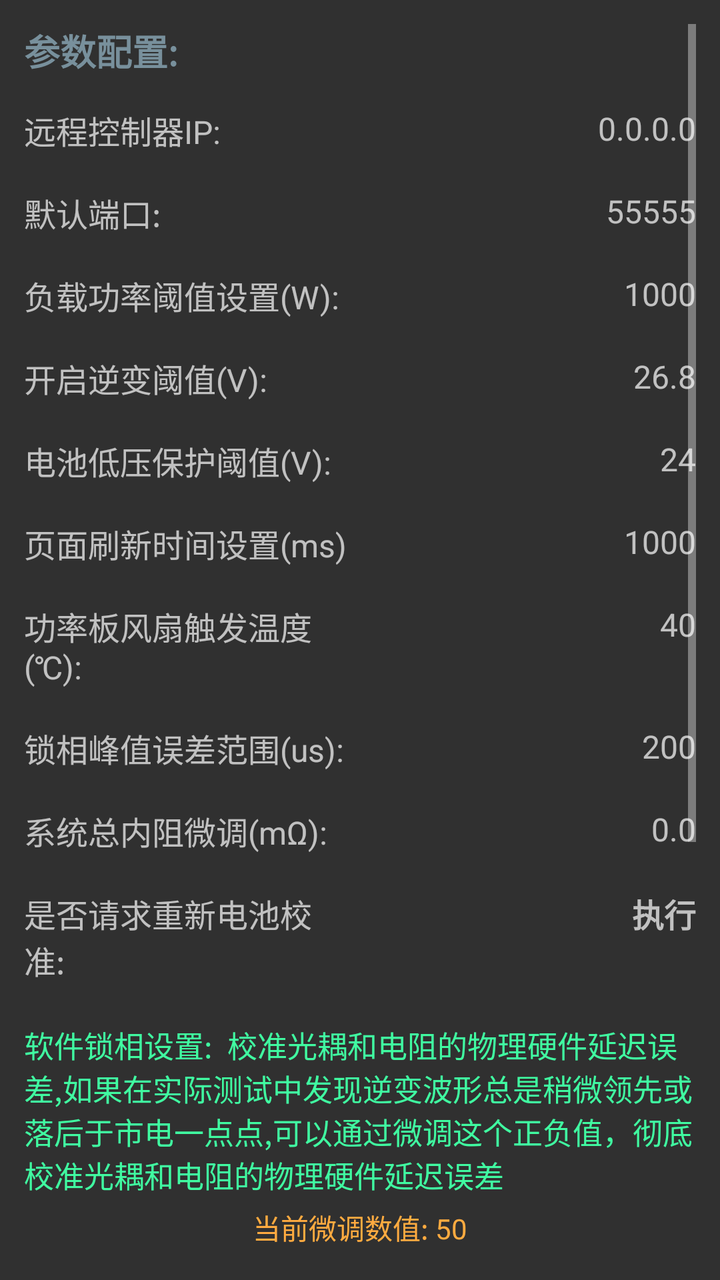
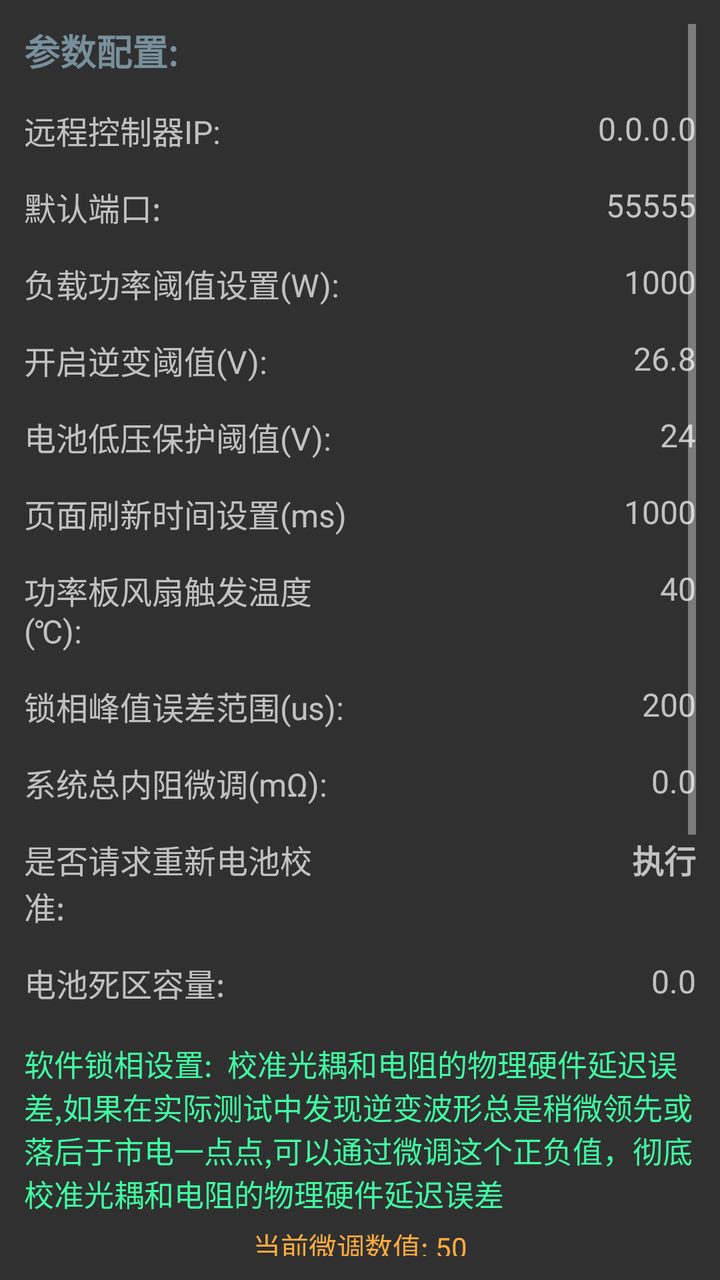

The first picture is an Android layout as it rendered before a commit; the second is the same layout after the commit. The layout source and the unified diff follow.
<!-- AndroidManifest.xml: application theme Theme.AppCompat.NoActionBar -->
<!-- res/layout/other_activity.xml -->
<?xml version="1.0" encoding="utf-8"?>
<ScrollView xmlns:android="http://schemas.android.com/apk/res/android"
    xmlns:app="http://schemas.android.com/apk/res-auto"
    xmlns:tools="http://schemas.android.com/tools"
    android:layout_width="match_parent"
    android:layout_height="match_parent"
    android:padding="12dp">

    <androidx.constraintlayout.widget.ConstraintLayout
        android:layout_width="match_parent"
        android:layout_height="wrap_content">

        
        <TextView
            android:id="@+id/textView25"
            android:layout_width="0dp"
            android:layout_height="wrap_content"
            android:text="参数配置:"
            android:textSize="18sp"
            android:textStyle="bold"
            android:textColor="#78909C"
            app:layout_constraintTop_toTopOf="parent"
            app:layout_constraintStart_toStartOf="parent"
            app:layout_constraintEnd_toEndOf="parent"
            tools:ignore="HardcodedText" />

        
        <TextView
            android:id="@+id/textView21"
            android:layout_width="0dp"
            android:layout_height="wrap_content"
            android:text="远程控制器IP:"
            android:textSize="16sp"
            app:layout_constraintTop_toBottomOf="@id/textView25"
            app:layout_constraintStart_toStartOf="parent"
            app:layout_constraintEnd_toStartOf="@id/target_ip"
            android:layout_marginTop="15dp"
            tools:ignore="HardcodedText" />

        <TextView
            android:id="@+id/target_ip"
            android:layout_width="0dp"
            android:layout_height="wrap_content"
            android:hint="0.0.0.0"
            android:gravity="end"
            android:textSize="16sp"
            app:layout_constraintTop_toTopOf="@id/textView21"
            app:layout_constraintStart_toEndOf="@id/textView21"
            app:layout_constraintEnd_toEndOf="parent"
            android:layout_marginStart="12dp"
            tools:ignore="HardcodedText" />

        
        <TextView
            android:id="@+id/textView22"
            android:layout_width="0dp"
            android:layout_height="wrap_content"
            android:text="默认端口:"
            android:textSize="16sp"
            app:layout_constraintTop_toBottomOf="@id/textView21"
            app:layout_constraintStart_toStartOf="parent"
            app:layout_constraintEnd_toStartOf="@id/target_port"
            android:layout_marginTop="18dp"
            tools:ignore="HardcodedText" />

        <TextView
            android:id="@+id/target_port"
            android:layout_width="0dp"
            android:layout_height="wrap_content"
            android:hint="55555"
            android:gravity="end"
            android:textSize="16sp"
            app:layout_constraintTop_toTopOf="@id/textView22"
            app:layout_constraintStart_toEndOf="@id/textView22"
            app:layout_constraintEnd_toEndOf="parent"
            android:layout_marginStart="12dp"
            tools:ignore="HardcodedText" />

        
        <TextView
            android:id="@+id/textView7"
            android:layout_width="0dp"
            android:layout_height="wrap_content"
            android:text="负载功率阈值设置(W):"
            android:textSize="16sp"
            app:layout_constraintTop_toBottomOf="@id/textView22"
            app:layout_constraintStart_toStartOf="parent"
            app:layout_constraintEnd_toStartOf="@id/w_edit"
            android:layout_marginTop="18dp"
            tools:ignore="HardcodedText" />

        <TextView
            android:id="@+id/w_edit"
            android:layout_width="0dp"
            android:layout_height="wrap_content"
            android:hint="1000"
            android:gravity="end"
            android:textSize="16sp"
            app:layout_constraintTop_toTopOf="@id/textView7"
            app:layout_constraintStart_toEndOf="@id/textView7"
            app:layout_constraintEnd_toEndOf="parent"
            android:layout_marginStart="12dp"
            tools:ignore="HardcodedText" />

        
        <TextView
            android:id="@+id/textView20"
            android:layout_width="0dp"
            android:layout_height="wrap_content"
            android:text="开启逆变阈值(V):"
            android:textSize="16sp"
            app:layout_constraintTop_toBottomOf="@id/textView7"
            app:layout_constraintStart_toStartOf="parent"
            app:layout_constraintEnd_toStartOf="@id/open_pv_value"
            android:layout_marginTop="18dp"
            tools:ignore="HardcodedText" />

        <TextView
            android:id="@+id/open_pv_value"
            android:layout_width="0dp"
            android:layout_height="wrap_content"
            android:hint="26.8"
            android:gravity="end"
            android:textSize="16sp"
            app:layout_constraintTop_toTopOf="@id/textView20"
            app:layout_constraintStart_toEndOf="@id/textView20"
            app:layout_constraintEnd_toEndOf="parent"
            android:layout_marginStart="12dp"
            tools:ignore="HardcodedText" />

        
        <TextView
            android:id="@+id/textView"
            android:layout_width="0dp"
            android:layout_height="wrap_content"
            android:text="电池低压保护阈值(V):"
            android:textSize="16sp"
            app:layout_constraintTop_toBottomOf="@id/textView20"
            app:layout_constraintStart_toStartOf="parent"
            app:layout_constraintEnd_toStartOf="@id/low_voltage_set"
            android:layout_marginTop="18dp"
            tools:ignore="HardcodedText" />

        <TextView
            android:id="@+id/low_voltage_set"
            android:layout_width="0dp"
            android:layout_height="wrap_content"
            android:layout_marginStart="12dp"
            android:gravity="end"
            android:hint="24"
            android:textSize="16sp"
            app:layout_constraintEnd_toEndOf="parent"
            app:layout_constraintStart_toEndOf="@id/textView"
            app:layout_constraintTop_toTopOf="@id/textView"
            tools:ignore="HardcodedText,TextContrastCheck" />

        
        <TextView
            android:id="@+id/textView23"
            android:layout_width="0dp"
            android:layout_height="wrap_content"
            android:text="页面刷新时间设置(ms)"
            android:textSize="16sp"
            app:layout_constraintTop_toBottomOf="@id/textView"
            app:layout_constraintStart_toStartOf="parent"
            app:layout_constraintEnd_toStartOf="@id/refresh_time_set"
            android:layout_marginTop="18dp"
            tools:ignore="HardcodedText" />

        <TextView
            android:id="@+id/refresh_time_set"
            android:layout_width="0dp"
            android:layout_height="wrap_content"
            android:hint="1000"
            android:gravity="end"
            android:textSize="16sp"
            app:layout_constraintTop_toTopOf="@id/textView23"
            app:layout_constraintStart_toEndOf="@id/textView23"
            app:layout_constraintEnd_toEndOf="parent"
            android:layout_marginStart="12dp"
            tools:ignore="HardcodedText" />

        
        <TextView
            android:id="@+id/textView30"
            android:layout_width="0dp"
            android:layout_height="wrap_content"
            android:text="功率板风扇触发温度(℃):"
            android:textSize="16sp"
            app:layout_constraintTop_toBottomOf="@id/textView23"
            app:layout_constraintStart_toStartOf="parent"
            app:layout_constraintEnd_toStartOf="@id/mos_trigger_value"
            android:layout_marginTop="18dp"
            tools:ignore="HardcodedText" />

        <TextView
            android:id="@+id/mos_trigger_value"
            android:layout_width="0dp"
            android:layout_height="wrap_content"
            android:hint="40"
            android:gravity="end"
            android:textSize="16sp"
            app:layout_constraintTop_toTopOf="@id/textView30"
            app:layout_constraintStart_toEndOf="@id/textView30"
            app:layout_constraintEnd_toEndOf="parent"
            android:layout_marginStart="12dp"
            tools:ignore="HardcodedText" />

        
        <TextView
            android:id="@+id/textView32"
            android:layout_width="0dp"
            android:layout_height="wrap_content"
            android:text="锁相峰值误差范围(us):"
            android:textSize="16sp"
            app:layout_constraintTop_toBottomOf="@id/textView30"
            app:layout_constraintStart_toStartOf="parent"
            app:layout_constraintEnd_toStartOf="@id/lock_us_diff"
            android:layout_marginTop="18dp"
            tools:ignore="HardcodedText" />

        <TextView
            android:id="@+id/lock_us_diff"
            android:layout_width="0dp"
            android:layout_height="wrap_content"
            android:layout_marginStart="12dp"
            android:gravity="end"
            android:hint="200"
            android:textSize="16sp"
            app:layout_constraintEnd_toEndOf="parent"
            app:layout_constraintStart_toEndOf="@id/textView32"
            app:layout_constraintTop_toTopOf="@id/textView32"
            tools:ignore="HardcodedText,TextContrastCheck" />

        
        <TextView
            android:id="@+id/textView33"
            android:layout_width="0dp"
            android:layout_height="wrap_content"
            android:text="系统总内阻微调(mΩ):"
            android:textSize="16sp"
            app:layout_constraintTop_toBottomOf="@id/textView32"
            app:layout_constraintStart_toStartOf="parent"
            app:layout_constraintEnd_toStartOf="@id/system_r"
            android:layout_marginTop="18dp"
            tools:ignore="HardcodedText" />

        <TextView
            android:id="@+id/system_r"
            android:layout_width="0dp"
            android:layout_height="wrap_content"
            android:layout_marginStart="12dp"
            android:gravity="end"
            android:hint="0.0"
            android:textSize="16sp"
            app:layout_constraintEnd_toEndOf="parent"
            app:layout_constraintStart_toEndOf="@id/textView33"
            app:layout_constraintTop_toTopOf="@id/textView33"
            tools:ignore="HardcodedText,TextContrastCheck" />

        
        <TextView
            android:id="@+id/textView34"
            android:layout_width="0dp"
            android:layout_height="wrap_content"
            android:text="是否请求重新电池校准:"
            android:textSize="16sp"
            app:layout_constraintTop_toBottomOf="@id/textView33"
            app:layout_constraintStart_toStartOf="parent"
            app:layout_constraintEnd_toStartOf="@id/request_calibration"
            android:layout_marginTop="18dp"
            tools:ignore="HardcodedText" />

        <TextView
            android:id="@+id/request_calibration"
            android:layout_width="0dp"
            android:layout_height="wrap_content"
            android:layout_marginStart="12dp"
            android:gravity="end"
            android:text="执行"
            android:textStyle="bold"
            android:textSize="16sp"
            app:layout_constraintEnd_toEndOf="parent"
            app:layout_constraintStart_toEndOf="@id/textView34"
            app:layout_constraintTop_toTopOf="@id/textView34"
            tools:ignore="HardcodedText,TextContrastCheck,TouchTargetSizeCheck" />

        <TextView
            android:id="@+id/textView31"
            android:layout_width="0dp"
            android:layout_height="wrap_content"
            android:text="软件锁相设置:  校准光耦和电阻的物理硬件延迟误差,如果在实际测试中发现逆变波形总是稍微领先或落后于市电一点点,可以通过微调这个正负值，彻底校准光耦和电阻的物理硬件延迟误差"
            android:textSize="15sp"
            android:textColor="#40FBA1"
            android:layout_marginTop="20dp"
            app:layout_constraintTop_toBottomOf="@+id/textView34"
            tools:ignore="HardcodedText,MissingConstraints" />

        <TextView
            android:id="@+id/tvSliderValue"
            android:layout_width="wrap_content"
            android:layout_height="wrap_content"
            android:text="当前微调数值: 50"
            android:textSize="14sp"
            android:textColor="#FFAB40"
            android:layout_marginTop="5dp"
            app:layout_constraintTop_toBottomOf="@+id/textView31"
            app:layout_constraintStart_toStartOf="parent"
            app:layout_constraintEnd_toEndOf="parent"
            tools:ignore="HardcodedText" />

        <LinearLayout
            android:id="@+id/linearLayout"
            android:layout_width="match_parent"
            android:layout_height="wrap_content"
            android:orientation="horizontal"
            android:gravity="center_vertical"
            android:layout_marginTop="5dp"
            android:paddingLeft="12dp"
            android:paddingRight="12dp"
            app:layout_constraintTop_toBottomOf="@+id/tvSliderValue">

            <TextView
                android:id="@+id/btnMinus"
                android:layout_width="wrap_content"
                android:layout_height="wrap_content"
                android:clickable="true"
                android:focusable="true"
                android:padding="8dp"
                android:text="—"
                android:textColor="#FFFFFF"
                android:textSize="22sp"
                tools:ignore="HardcodedText,TouchTargetSizeCheck" />
            
            <SeekBar
                android:id="@+id/mySeekBar"
                android:layout_width="0dp"
                android:layout_height="wrap_content"
                android:layout_weight="1"
                android:max="4000"
                android:progress="2000"
                android:paddingStart="6dp"
                android:paddingEnd="6dp"
                android:thumbOffset="6dp" />
            
            <TextView
                android:id="@+id/btnPlus"
                android:layout_width="wrap_content"
                android:layout_height="wrap_content"
                android:clickable="true"
                android:focusable="true"
                android:padding="8dp"
                android:text="+"
                android:textColor="#FFFFFF"
                android:textSize="24sp"
                tools:ignore="HardcodedText,TouchTargetSizeCheck" />
        </LinearLayout>
        
        <TextView
            android:id="@+id/custom_output"
            android:layout_width="0dp"
            android:layout_height="wrap_content"
            android:text="输出模式设定:"
            android:textColor="#78909C"
            android:textSize="16sp"
            android:textStyle="bold"
            android:layout_marginTop="20dp"
            app:layout_constraintEnd_toEndOf="parent"
            app:layout_constraintStart_toStartOf="parent"
            app:layout_constraintTop_toBottomOf="@+id/linearLayout"
            tools:ignore="HardcodedText" />

        
        <TextView
            android:id="@+id/auto_mode"
            android:layout_width="0dp"
            android:layout_height="wrap_content"
            android:text="自动模式"
            android:textSize="18sp"
            android:textStyle="bold"
            app:layout_constraintTop_toBottomOf="@id/custom_output"
            app:layout_constraintStart_toStartOf="parent"
            app:layout_constraintEnd_toStartOf="@id/power_grid_mode"
            android:layout_marginTop="25dp"
            tools:ignore="HardcodedText" />

        <TextView
            android:id="@+id/power_grid_mode"
            android:layout_width="0dp"
            android:layout_height="wrap_content"
            android:text="市电模式"
            android:gravity="center"
            android:textSize="18sp"
            android:textStyle="bold"
            app:layout_constraintTop_toTopOf="@id/auto_mode"
            app:layout_constraintStart_toEndOf="@id/auto_mode"
            app:layout_constraintEnd_toStartOf="@id/pv_mode"
            tools:ignore="HardcodedText" />

        <TextView
            android:id="@+id/pv_mode"
            android:layout_width="0dp"
            android:layout_height="wrap_content"
            android:text="逆变模式"
            android:gravity="end"
            android:textSize="18sp"
            android:textStyle="bold"
            app:layout_constraintTop_toTopOf="@id/auto_mode"
            app:layout_constraintStart_toEndOf="@id/power_grid_mode"
            app:layout_constraintEnd_toEndOf="parent"
            tools:ignore="HardcodedText" />

        
        <TextView
            android:id="@+id/reset_network"
            android:layout_width="0dp"
            android:layout_height="wrap_content"
            android:text="重置网络及参数"
            android:textSize="18sp"
            android:textStyle="bold"
            android:gravity="center"
            android:background="#AC0E07"
            android:textColor="#FFFFFF"
            app:layout_constraintTop_toBottomOf="@id/auto_mode"
            app:layout_constraintStart_toStartOf="parent"
            app:layout_constraintEnd_toEndOf="parent"
            android:layout_marginTop="35dp"
            android:padding="12dp"
            tools:ignore="HardcodedText" />

        
        <TextView
            android:id="@+id/textView18"
            android:layout_width="0dp"
            android:layout_height="wrap_content"
            android:text="设置模块参数,包括双电源切换时的电压阈值,还有电池低压保护电压,默认情况下使用太阳能逆变做为主供电，当负载功率达到设定功率时，自动切换到市电做为输出."
            android:textSize="14sp"
            android:textColor="#78909C"
            app:layout_constraintTop_toBottomOf="@id/reset_network"
            app:layout_constraintStart_toStartOf="parent"
            app:layout_constraintEnd_toEndOf="parent"
            android:layout_marginTop="25dp"
            tools:ignore="HardcodedText" />

    </androidx.constraintlayout.widget.ConstraintLayout>
</ScrollView>
<!-- resources referenced by this layout -->
<resources>

</resources>

<!-- the commit's change to res/layout/other_activity.xml (unified diff, before → after) -->
@@ -60,7 +60,7 @@
             app:layout_constraintTop_toBottomOf="@id/textView21"
             app:layout_constraintStart_toStartOf="parent"
             app:layout_constraintEnd_toStartOf="@id/target_port"
-            android:layout_marginTop="18dp"
+            android:layout_marginTop="15dp"
             tools:ignore="HardcodedText" />
 
         <TextView
@@ -86,7 +86,7 @@
             app:layout_constraintTop_toBottomOf="@id/textView22"
             app:layout_constraintStart_toStartOf="parent"
             app:layout_constraintEnd_toStartOf="@id/w_edit"
-            android:layout_marginTop="18dp"
+            android:layout_marginTop="15dp"
             tools:ignore="HardcodedText" />
 
         <TextView
@@ -112,7 +112,7 @@
             app:layout_constraintTop_toBottomOf="@id/textView7"
             app:layout_constraintStart_toStartOf="parent"
             app:layout_constraintEnd_toStartOf="@id/open_pv_value"
-            android:layout_marginTop="18dp"
+            android:layout_marginTop="15dp"
             tools:ignore="HardcodedText" />
 
         <TextView
@@ -138,7 +138,7 @@
             app:layout_constraintTop_toBottomOf="@id/textView20"
             app:layout_constraintStart_toStartOf="parent"
             app:layout_constraintEnd_toStartOf="@id/low_voltage_set"
-            android:layout_marginTop="18dp"
+            android:layout_marginTop="15dp"
             tools:ignore="HardcodedText" />
 
         <TextView
@@ -164,7 +164,7 @@
             app:layout_constraintTop_toBottomOf="@id/textView"
             app:layout_constraintStart_toStartOf="parent"
             app:layout_constraintEnd_toStartOf="@id/refresh_time_set"
-            android:layout_marginTop="18dp"
+            android:layout_marginTop="15dp"
             tools:ignore="HardcodedText" />
 
         <TextView
@@ -190,7 +190,7 @@
             app:layout_constraintTop_toBottomOf="@id/textView23"
             app:layout_constraintStart_toStartOf="parent"
             app:layout_constraintEnd_toStartOf="@id/mos_trigger_value"
-            android:layout_marginTop="18dp"
+            android:layout_marginTop="15dp"
             tools:ignore="HardcodedText" />
 
         <TextView
@@ -216,7 +216,7 @@
             app:layout_constraintTop_toBottomOf="@id/textView30"
             app:layout_constraintStart_toStartOf="parent"
             app:layout_constraintEnd_toStartOf="@id/lock_us_diff"
-            android:layout_marginTop="18dp"
+            android:layout_marginTop="15dp"
             tools:ignore="HardcodedText" />
 
         <TextView
@@ -242,7 +242,7 @@
             app:layout_constraintTop_toBottomOf="@id/textView32"
             app:layout_constraintStart_toStartOf="parent"
             app:layout_constraintEnd_toStartOf="@id/system_r"
-            android:layout_marginTop="18dp"
+            android:layout_marginTop="15dp"
             tools:ignore="HardcodedText" />
 
         <TextView
@@ -268,7 +268,7 @@
             app:layout_constraintTop_toBottomOf="@id/textView33"
             app:layout_constraintStart_toStartOf="parent"
             app:layout_constraintEnd_toStartOf="@id/request_calibration"
-            android:layout_marginTop="18dp"
+            android:layout_marginTop="15dp"
             tools:ignore="HardcodedText" />
 
         <TextView
@@ -277,7 +277,7 @@
             android:layout_height="wrap_content"
             android:layout_marginStart="12dp"
             android:gravity="end"
-            android:text="执行"
+            android:hint="执行"
             android:textStyle="bold"
             android:textSize="16sp"
             app:layout_constraintEnd_toEndOf="parent"
@@ -285,6 +285,32 @@
             app:layout_constraintTop_toTopOf="@id/textView34"
             tools:ignore="HardcodedText,TextContrastCheck,TouchTargetSizeCheck" />
 
+        
+        <TextView
+            android:id="@+id/textView35"
+            android:layout_width="0dp"
+            android:layout_height="wrap_content"
+            android:text="电池死区容量:"
+            android:textSize="16sp"
+            app:layout_constraintTop_toBottomOf="@id/textView34"
+            app:layout_constraintStart_toStartOf="parent"
+            app:layout_constraintEnd_toStartOf="@id/dead_cap"
+            android:layout_marginTop="15dp"
+            tools:ignore="HardcodedText" />
+
+        <TextView
+            android:id="@+id/dead_cap"
+            android:layout_width="0dp"
+            android:layout_height="wrap_content"
+            android:layout_marginStart="12dp"
+            android:gravity="end"
+            android:hint="0.0"
+            android:textSize="16sp"
+            app:layout_constraintEnd_toEndOf="parent"
+            app:layout_constraintStart_toEndOf="@id/textView35"
+            app:layout_constraintTop_toTopOf="@id/textView35"
+            tools:ignore="HardcodedText,TextContrastCheck,TouchTargetSizeCheck" />
+
         <TextView
             android:id="@+id/textView31"
             android:layout_width="0dp"
@@ -292,8 +318,8 @@
             android:text="软件锁相设置:  校准光耦和电阻的物理硬件延迟误差,如果在实际测试中发现逆变波形总是稍微领先或落后于市电一点点,可以通过微调这个正负值，彻底校准光耦和电阻的物理硬件延迟误差"
             android:textSize="15sp"
             android:textColor="#40FBA1"
-            android:layout_marginTop="20dp"
-            app:layout_constraintTop_toBottomOf="@+id/textView34"
+            android:layout_marginTop="18dp"
+            app:layout_constraintTop_toBottomOf="@+id/textView35"
             tools:ignore="HardcodedText,MissingConstraints" />
 
         <TextView
